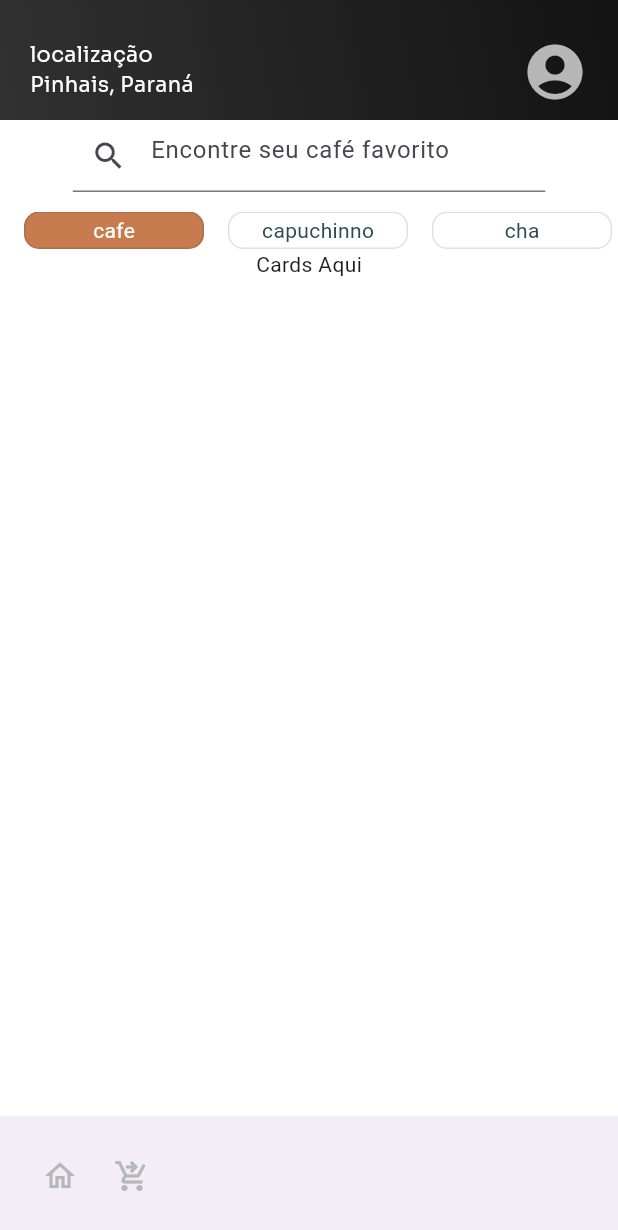
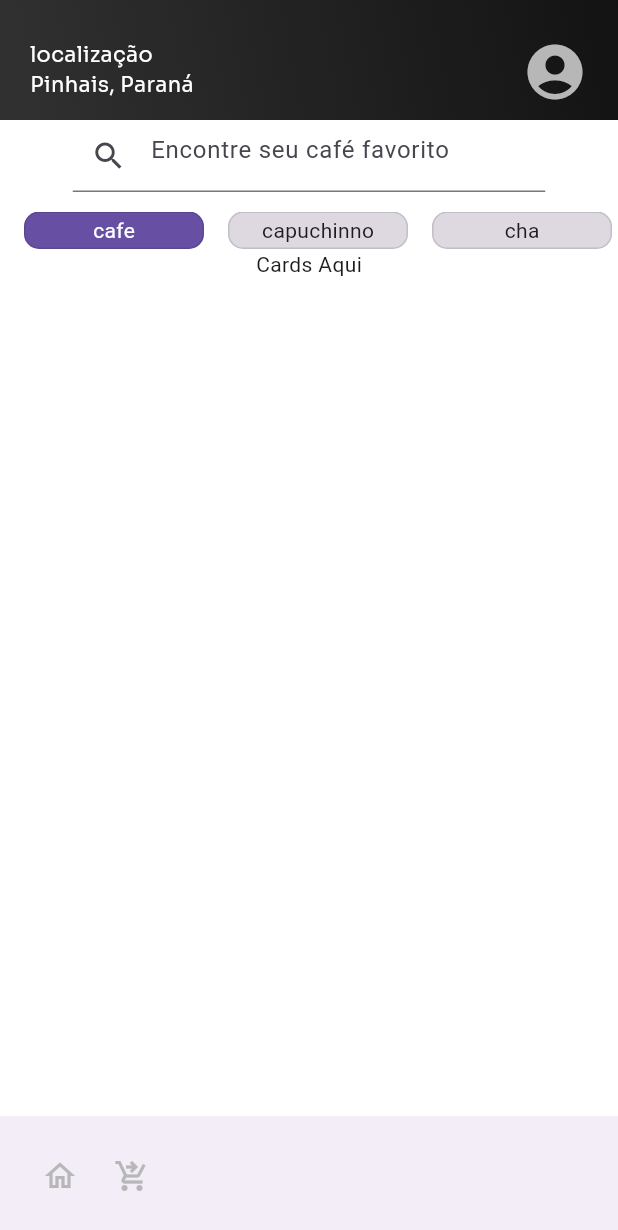
Before and after one commit to andreyrv18/CafePraJa, a Flutter app: the MyHomePage screen opened directly, on a phone screen of 412 x 824 dp. Shown: the top 1230 px of the screen. Run offline on Flutter 3.47's test engine with Material 3 defaults, Android fonts, the phone set to English and light mode, and no system bars; our stand-ins replace google_fonts.

Commit message:
refactor: atualiza cores de fundo e texto no componente CafeListView para usar o esquema de cores do tema

```diff
--- a/lib/widgets/cafe_list_view.dart
+++ b/lib/widgets/cafe_list_view.dart
@@ -37,11 +37,13 @@ class _CafeListViewState extends State<CafeListView> {
               selectedIndex = index;
             });
           },
-
           child: Container(
             width: 120,
             decoration: BoxDecoration(
-              color: isSelected ? Color(0xffC67C4E) : Colors.transparent,
+              color:
+                  isSelected
+                      ? Theme.of(context).colorScheme.primary
+                      : Theme.of(context).colorScheme.surfaceDim,
               border: Border.all(color: Colors.black12),
               borderRadius: BorderRadius.all(Radius.circular(10)),
             ),
@@ -51,8 +53,12 @@ class _CafeListViewState extends State<CafeListView> {
                 item,
                 style:
                     isSelected
-                        ? TextStyle(color: Colors.white)
-                        : TextStyle(color: Color(0xff2F4B4E)),
+                        ? TextStyle(
+                          color: Theme.of(context).colorScheme.onPrimary,
+                        )
+                        : TextStyle(
+                          color: Theme.of(context).colorScheme.onSurface,
+                        ),
               ),
             ),
           ),
```
